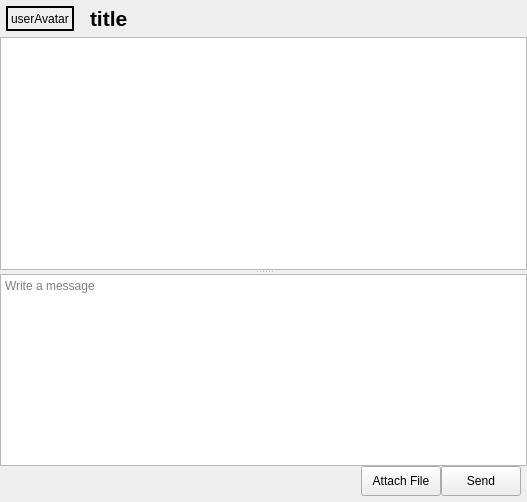
First picture: the form in sources/chat-area/ChatArea.ui, repository nuclear868/mattermost-qt, before the edit.
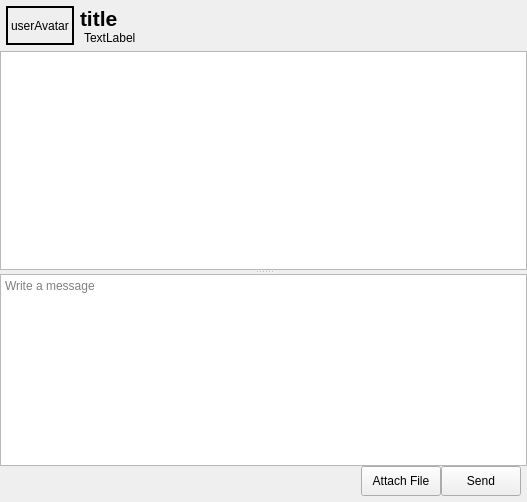
Second picture: the form after the edit. Custom widgets are drawn as their Qt base class.

```diff
--- a/sources/chat-area/ChatArea.ui
+++ b/sources/chat-area/ChatArea.ui
@@ -68,8 +68,13 @@
        </property>
       </widget>
      </item>
-     <item alignment="Qt::AlignVCenter">
-      <widget class="QLabel" name="title">
+     <item>
+      <layout class="QVBoxLayout" name="verticalLayout_2">
+       <property name="leftMargin">
+        <number>6</number>
+       </property>
+       <item alignment="Qt::AlignLeft">
+        <widget class="QLabel" name="titleLabel">
        <property name="font">
         <font>
          <pointsize>16</pointsize>
@@ -78,7 +83,7 @@
         </font>
        </property>
        <property name="styleSheet">
-        <string notr="true">padding-left:10px</string>
+          <string notr="true"/>
        </property>
        <property name="frameShape">
         <enum>QFrame::NoFrame</enum>
@@ -93,6 +98,18 @@
         <string>title</string>
        </property>
       </widget>
+       </item>
+       <item alignment="Qt::AlignLeft">
+        <widget class="QLabel" name="statusLabel">
+         <property name="styleSheet">
+          <string notr="true">padding-left:1px</string>
+         </property>
+         <property name="text">
+          <string>TextLabel</string>
+         </property>
+        </widget>
+       </item>
+      </layout>
      </item>
      <item>
       <spacer name="horizontalSpacer">
```
Lines whose indentation alone changed are shown as unchanged.
